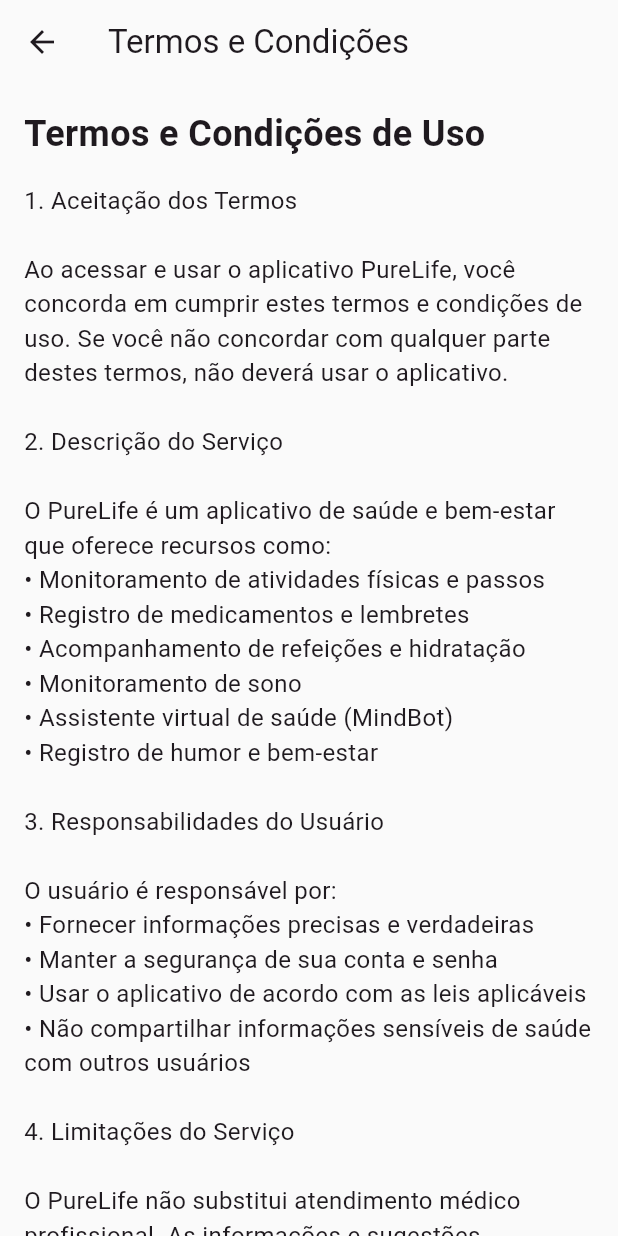
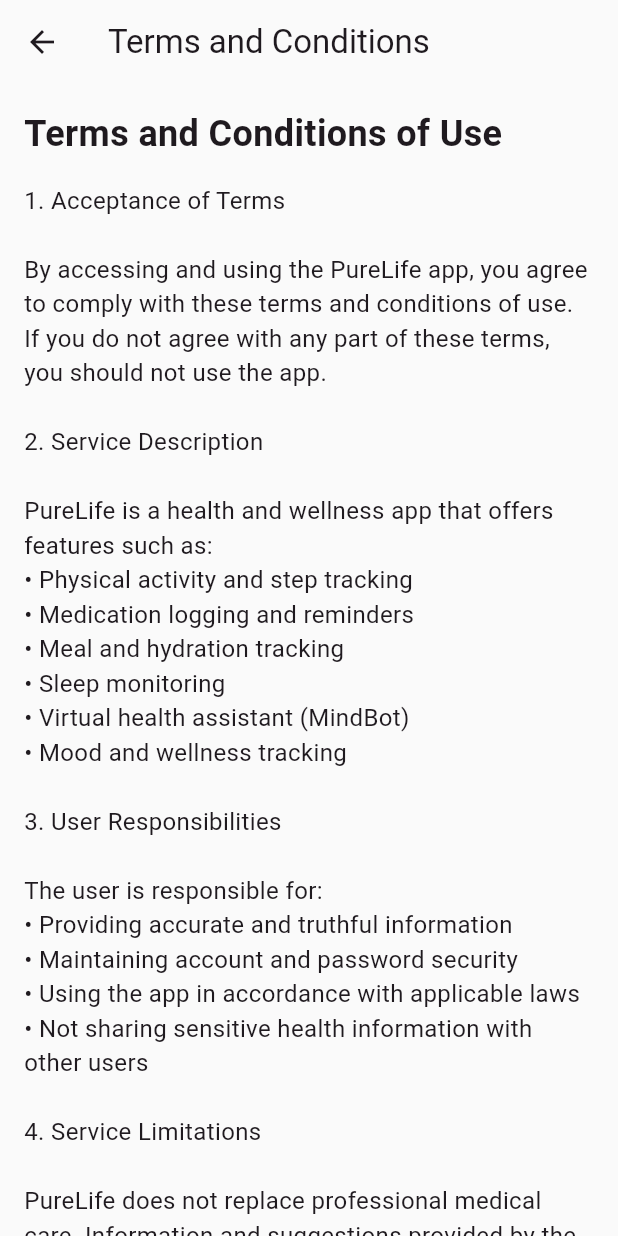
Before and after one commit to jalousie1/pure, a Flutter app: the screen it shows after launch, after a tap on "Ao continuar você concorda com nossos te", on a phone screen of 412 x 824 dp. Run offline on Flutter 3.47's test engine with Material 3 defaults, Android fonts, the phone set to English and light mode, and no system bars; our stand-ins replace cloud_firestore, firebase_auth, firebase_core, flutter_dotenv, pedometer, permission_handler; accounts and stored records are empty; generated files the repository leaves out were written again.

Commit message:
fixed language
fix lang

```diff
--- a/lib/pages/home_page.dart
+++ b/lib/pages/home_page.dart
@@ -29,21 +29,21 @@
   String _currentDate = DateTime.now().toIso8601String().split('T')[0];
 
   final List<String> _healthTips = [
-    'Beba pelo menos 8 copos de água por dia para manter-se hidratado.',
-    'Pratique 30 minutos de atividade física moderada diariamente.',
-    'Mantenha uma rotina regular de sono de 7-8 horas por noite.',
-    'Inclua frutas e vegetais em todas as refeições principais.',
-    'Faça pausas regulares durante o trabalho para alongar-se.',
-    'Pratique técnicas de respiração para reduzir o estresse.',
-    'Mantenha uma postura adequada ao usar dispositivos eletrônicos.',
-    'Coma devagar e mastigue bem os alimentos.',
-    'Estabeleça limites saudáveis entre trabalho e descanso.',
-    'Proteja sua pele usando protetor solar diariamente.',
-    'Pratique mindfulness por alguns minutos todos os dias.',
-    'Mantenha um diário de gratidão para bem-estar mental.',
-    'Faça exercícios de alongamento ao acordar.',
-    'Evite usar eletrônicos uma hora antes de dormir.',
-    'Mantenha uma alimentação colorida e variada.',
+    'Drink at least 8 glasses of water a day to stay hydrated.',
+    'Practice 30 minutes of moderate physical activity daily.',
+    'Maintain a regular sleep routine of 7-8 hours per night.',
+    'Include fruits and vegetables in all main meals.',
+    'Take regular breaks during work to stretch.',
+    'Practice breathing techniques to reduce stress.',
+    'Maintain proper posture when using electronic devices.',
+    'Eat slowly and chew food well.',
+    'Establish healthy boundaries between work and rest.',
+    'Protect your skin by using sunscreen daily.',
+    'Practice mindfulness for a few minutes every day.',
+    'Keep a gratitude journal for mental well-being.',
+    'Do stretching exercises when you wake up.',
+    'Avoid using electronics one hour before bed.',
+    'Maintain a colorful and varied diet.',
   ];
 
   final Map<String, Map<String, dynamic>> _moods = {
@@ -753,7 +753,7 @@
                     ),
                     const SizedBox(width: 8),
                     Text(
-                      'Dica do Dia',
+                      'Daily Tip',
                       style: TextStyle(
                         fontSize: 16,
                         fontWeight: FontWeight.w500,
--- a/lib/pages/meals_page.dart
+++ b/lib/pages/meals_page.dart
@@ -16,10 +16,10 @@
   bool _isLoading = true;
 
   final List<Map<String, dynamic>> _mealTypes = [
-    {'type': 'Café da Manhã', 'icon': Icons.breakfast_dining},
-    {'type': 'Almoço', 'icon': Icons.lunch_dining},
-    {'type': 'Lanche da Tarde', 'icon': Icons.coffee},
-    {'type': 'Jantar', 'icon': Icons.dinner_dining},
+    {'type': 'Breakfast', 'icon': Icons.breakfast_dining},
+    {'type': 'Lunch', 'icon': Icons.lunch_dining},
+    {'type': 'Snack', 'icon': Icons.coffee},
+    {'type': 'Dinner', 'icon': Icons.dinner_dining},
   ];
 
   late AnimationController _animationController;
@@ -112,7 +112,7 @@
     return StatefulBuilder(
       builder: (context, setState) {
         return AlertDialog(
-          title: Text(meal == null ? 'Adicionar Refeição' : 'Editar Refeição'),
+          title: Text(meal == null ? 'Add Meal' : 'Edit Meal'),
           content: SingleChildScrollView(
             child: Column(
               mainAxisSize: MainAxisSize.min,
@@ -121,7 +121,7 @@
                 DropdownButtonFormField<String>(
                   value: selectedType,
                   decoration: const InputDecoration(
-                    labelText: 'Tipo de Refeição',
+                    labelText: 'Meal Type',
                     border: OutlineInputBorder(),
                   ),
                   items: _mealTypes.map<DropdownMenuItem<String>>((type) {
@@ -149,7 +149,7 @@
                 TextField(
                   controller: descriptionController,
                   decoration: const InputDecoration(
-                    labelText: 'Descrição',
+                    labelText: 'Description',
                     border: OutlineInputBorder(),
                   ),
                   maxLines: null,
@@ -159,7 +159,7 @@
                 TextField(
                   controller: caloriesController,
                   decoration: const InputDecoration(
-                    labelText: 'Calorias',
+                    labelText: 'Calories',
                     border: OutlineInputBorder(),
                   ),
                   keyboardType: TextInputType.number,
@@ -170,7 +170,7 @@
           actions: [
             TextButton(
               onPressed: () => Navigator.pop(context),
-              child: const Text('Cancelar'),
+              child: const Text('Cancel'),
             ),
             FilledButton(
               onPressed: () async {
@@ -192,7 +192,7 @@
                 await _saveMeals();
                 if (mounted) Navigator.pop(context);
               },
-              child: const Text('Salvar'),
+              child: const Text('Save'),
             ),
           ],
         );
@@ -227,7 +227,7 @@
         child: Column(
           children: [
             Text(
-              'Resumo de Refeições',
+              'Meals Summary',
               style: TextStyle(
                 fontSize: 16,
                 fontWeight: FontWeight.w500,
@@ -240,17 +240,17 @@
               children: [
                 _buildSummaryItem(
                   icon: Icons.restaurant,
-                  label: 'Total Refeições',
+                  label: 'Total Meals',
                   value: mealCount.toString(),
                 ),
                 _buildSummaryItem(
                   icon: Icons.local_fire_department,
-                  label: 'Total Calorias',
+                  label: 'Total Calories',
                   value: '$totalCalories kcal',
                 ),
                 _buildSummaryItem(
                   icon: Icons.analytics,
-                  label: 'Média/Refeição',
+                  label: 'Average/Meal',
                   value: '${avgCalories.toStringAsFixed(0)} kcal',
                 ),
               ],
@@ -296,7 +296,7 @@
   Widget build(BuildContext context) {
     return Scaffold(
       appBar: AppBar(
-        title: const Text('Refeições'),
+        title: const Text('Meals'),
         centerTitle: true,
         elevation: 0,
       ),
@@ -313,7 +313,7 @@
                   if (_meals.isEmpty)
                     Center(
                       child: Text(
-                        'Nenhuma refeição registrada',
+                        'No meals registered',
                         style: TextStyle(
                           color: Theme.of(context).colorScheme.onSurfaceVariant,
                         ),
@@ -343,7 +343,7 @@
       floatingActionButton: FloatingActionButton.extended(
         onPressed: _addMeal,
         icon: const Icon(Icons.add),
-        label: const Text('Nova refeição'),
+        label: const Text('New meal'),
       ),
     );
   }
@@ -383,11 +383,11 @@
                     itemBuilder: (context) => [
                       const PopupMenuItem(
                         value: 'edit',
-                        child: Text('Editar'),
+                        child: Text('Edit'),
                       ),
                       const PopupMenuItem(
                         value: 'delete',
-                        child: Text('Excluir'),
+                        child: Text('Delete'),
                       ),
                     ],
                     onSelected: (value) async {
--- a/lib/pages/sleep_page.dart
+++ b/lib/pages/sleep_page.dart
@@ -84,7 +84,7 @@
       }
     } catch (e) {
       ScaffoldMessenger.of(context).showSnackBar(
-        const SnackBar(content: Text('Falha ao carregar dados de sono')),
+        const SnackBar(content: Text('Failed to load sleep data')),
       );
     } finally {
       setState(() => _isLoading = false);
@@ -106,7 +106,7 @@
       });
     } catch (e) {
       ScaffoldMessenger.of(context).showSnackBar(
-        const SnackBar(content: Text('Falha ao salvar dados de sono')),
+        const SnackBar(content: Text('Failed to save sleep data')),
       );
     }
   }
@@ -132,7 +132,7 @@
     return StatefulBuilder(
       builder: (context, setState) {
         return AlertDialog(
-          title: Text(record == null ? 'Adicionar Registro de Sono' : 'Editar Registro de Sono'),
+          title: Text(record == null ? 'Add Sleep Record' : 'Edit Sleep Record'),
           content: SingleChildScrollView(
             child: Column(
               mainAxisSize: MainAxisSize.min,
@@ -144,7 +144,7 @@
                 // Seletor de Hora de Dormir
                 _buildTimeSelector(
                   context: context,
-                  title: 'Hora de dormir',
+                  title: 'Bedtime',
                   icon: Icons.bedtime,
                   time: dialogState.bedtime,
                   onTimeSelected: (time) {
@@ -156,7 +156,7 @@
                 // Seletor de Hora de Acordar
                 _buildTimeSelector(
                   context: context,
-                  title: 'Hora de acordar',
+                  title: 'Wake up time',
                   icon: Icons.alarm,
                   time: dialogState.wakeupTime,
                   onTimeSelected: (time) {
@@ -173,11 +173,11 @@
           actions: [
             TextButton(
               onPressed: () => Navigator.pop(context),
-              child: const Text('Cancelar'),
+              child: const Text('Cancel'),
             ),
             FilledButton(
               onPressed: () => _saveSleepRecord(context, dialogState, record),
-              child: const Text('Salvar'),
+              child: const Text('Save'),
             ),
           ],
         );
@@ -209,7 +209,7 @@
                 crossAxisAlignment: CrossAxisAlignment.start,
                 children: [
                   const Text(
-                    'Data',
+                    'Date',
                     style: TextStyle(fontSize: 12, color: Colors.grey),
                   ),
                   Text(
@@ -288,7 +288,7 @@
             crossAxisAlignment: CrossAxisAlignment.start,
             children: [
               Text(
-                'Duração do sono',
+                'Sleep duration',
                 style: TextStyle(
                   fontSize: 12,
                   color: Theme.of(context).colorScheme.onPrimaryContainer,
@@ -409,7 +409,7 @@
                 mainAxisAlignment: MainAxisAlignment.center,
                 children: [
                   Text(
-                    'Objetivo de Sono',
+                    'Sleep Goal',
                     style: TextStyle(
                       fontSize: 16,
                       fontWeight: FontWeight.w500,
@@ -459,7 +459,7 @@
                               ),
                             ),
                             Text(
-                              'de ${(_sleepGoalInMinutes ~/ 60)}h',
+                              'of ${(_sleepGoalInMinutes ~/ 60)}h',
                               style: TextStyle(
                                 fontSize: 14,
                                 color: Theme.of(context).colorScheme.onSurfaceVariant,
@@ -467,14 +467,14 @@
                             ),
                           ] else ...[
                             Text(
-                              'Sem registros',
+                              'No records',
                               style: TextStyle(
                                 fontSize: 16,
                                 color: Theme.of(context).colorScheme.onSurfaceVariant,
                               ),
                             ),
                             Text(
-                              'Meta: ${(_sleepGoalInMinutes ~/ 60)}h',
+                              'Goal: ${(_sleepGoalInMinutes ~/ 60)}h',
                               style: TextStyle(
                                 fontSize: 14,
                                 color: Theme.of(context).colorScheme.onSurfaceVariant,
@@ -553,7 +553,7 @@
                       child: _buildTimeInfo(
                         context,
                         Icons.bedtime_outlined,
-                        'Dormiu',
+                        'Slept',
                         TimeOfDay.fromDateTime(record.bedtime).format(context),
                       ),
                     ),
@@ -561,7 +561,7 @@
                       child: _buildTimeInfo(
                         context,
                         Icons.wb_sunny_outlined,
-                        'Acordou',
+                        'Woke up',
                         TimeOfDay.fromDateTime(record.wakeupTime).format(context),
                       ),
                     ),
@@ -569,7 +569,7 @@
                       child: _buildTimeInfo(
                         context,
                         Icons.timer_outlined,
-                        'Duração',
+                        'Duration',
                         duration,
                       ),
                     ),
@@ -618,7 +618,7 @@
     bool? result = await showDialog<bool>(
       context: context,
       builder: (context) => AlertDialog(
-        title: const Text('Definir Objetivo de Sono'),
+        title: const Text('Set Sleep Goal'),
         content: Column(
           mainAxisSize: MainAxisSize.min,
           children: [
@@ -626,9 +626,9 @@
               controller: controller,
               keyboardType: TextInputType.number,
               decoration: const InputDecoration(
-                labelText: 'Horas de sono',
-                helperText: 'Entre 4 e 12 horas',
-                suffixText: 'horas',
+                labelText: 'Sleep hours',
+                helperText: 'Between 4 and 12 hours',
+                suffixText: 'hours',
                 border: OutlineInputBorder(),
               ),
               autofocus: true,
@@ -638,7 +638,7 @@
             ),
             const SizedBox(height: 8),
             Text(
-              'Atual: ${(_sleepGoalInMinutes ~/ 60)}h',
+              'Current: ${(_sleepGoalInMinutes ~/ 60)}h',
               style: Theme.of(context).textTheme.bodySmall,
             ),
           ],
@@ -646,11 +646,11 @@
         actions: [
           TextButton(
             onPressed: () => Navigator.pop(context, false),
-            child: const Text('Cancelar'),
+            child: const Text('Cancel'),
           ),
           FilledButton(
             onPressed: () => _validateAndSaveGoal(controller.text, context),
-            child: const Text('Salvar'),
+            child: const Text('Save'),
           ),
         ],
       ),
@@ -659,7 +659,7 @@
     if (result == true) {
       ScaffoldMessenger.of(context).showSnackBar(
         const SnackBar(
-          content: Text('Objetivo de sono atualizado com sucesso!'),
+          content: Text('Sleep goal updated successfully!'),
           behavior: SnackBarBehavior.floating,
         ),
       );
@@ -670,12 +670,12 @@
     final hours = int.tryParse(value);
 
     if (hours == null) {
-      _showGoalError('Por favor, insira um número válido');
+      _showGoalError('Please enter a valid number');
       return;
     }
 
     if (hours < 4 || hours > 12) {
-      _showGoalError('O objetivo deve estar entre 4 e 12 horas');
+      _showGoalError('Goal must be between 4 and 12 hours');
       return;
     }
 
@@ -688,7 +688,7 @@
       await _saveSleepData();
       if (mounted) Navigator.pop(context, true);
     } catch (e) {
-      _showGoalError('Erro ao salvar o objetivo');
+      _showGoalError('Error saving goal');
     }
   }
 
@@ -742,7 +742,7 @@
               children: [
                 Expanded(
                   child: _buildAnalyticItem(
-                    'Média Geral',
+                    'Overall Average',
                     '${(avgSleep ~/ 60)}h ${(avgSleep % 60).toInt()}m',
                     Icons.analytics_outlined,
                   ),
@@ -750,7 +750,7 @@
                 const SizedBox(width: 16),
                 Expanded(
                   child: _buildAnalyticItem(
-                    'Último Registro',
+                    'Latest Record',
                     recentRecord != null
                         ? '${(recentRecord.durationInMinutes ~/ 60)}h ${(recentRecord.durationInMinutes % 60)}m'
                         : '-',
@@ -844,7 +844,7 @@
                   if (_sleepRecords.isEmpty)
                     Center(
                       child: Text(
-                        'Nenhum registro de sono ainda',
+                        'No sleep records yet',
                         style: TextStyle(
                           color: Theme.of(context).colorScheme.onSurfaceVariant,
                         ),
@@ -858,7 +858,7 @@
       floatingActionButton: FloatingActionButton.extended(
         onPressed: _addSleepRecord,
         icon: const Icon(Icons.add),
-        label: const Text('Novo registro'),
+        label: const Text('New record'),
       ),
     );
   }
--- a/lib/pages/terms_page.dart
+++ b/lib/pages/terms_page.dart
@@ -7,7 +7,7 @@
   Widget build(BuildContext context) {
     return Scaffold(
       appBar: AppBar(
-        title: const Text('Termos e Condições'),
+        title: const Text('Terms and Conditions'),
       ),
       body: SingleChildScrollView(
         padding: const EdgeInsets.all(16),
@@ -15,7 +15,7 @@
           crossAxisAlignment: CrossAxisAlignment.start,
           children: const [
             Text(
-              'Termos e Condições de Uso',
+              'Terms and Conditions of Use',
               style: TextStyle(
                 fontSize: 24,
                 fontWeight: FontWeight.bold,
@@ -23,57 +23,57 @@
             ),
             SizedBox(height: 16),
             Text(
-              '1. Aceitação dos Termos\n\n'
-              'Ao acessar e usar o aplicativo PureLife, você concorda em cumprir estes termos e condições de uso. Se você não concordar com qualquer parte destes termos, não deverá usar o aplicativo.\n\n'
+              '1. Acceptance of Terms\n\n'
+              'By accessing and using the PureLife app, you agree to comply with these terms and conditions of use. If you do not agree with any part of these terms, you should not use the app.\n\n'
 
-              '2. Descrição do Serviço\n\n'
-              'O PureLife é um aplicativo de saúde e bem-estar que oferece recursos como:\n'
-              '• Monitoramento de atividades físicas e passos\n'
-              '• Registro de medicamentos e lembretes\n'
-              '• Acompanhamento de refeições e hidratação\n'
-              '• Monitoramento de sono\n'
-              '• Assistente virtual de saúde (MindBot)\n'
-              '• Registro de humor e bem-estar\n\n'
+              '2. Service Description\n\n'
+              'PureLife is a health and wellness app that offers features such as:\n'
+              '• Physical activity and step tracking\n'
+              '• Medication logging and reminders\n'
+              '• Meal and hydration tracking\n'
+              '• Sleep monitoring\n'
+              '• Virtual health assistant (MindBot)\n'
+              '• Mood and wellness tracking\n\n'
 
-              '3. Responsabilidades do Usuário\n\n'
-              'O usuário é responsável por:\n'
-              '• Fornecer informações precisas e verdadeiras\n'
-              '• Manter a segurança de sua conta e senha\n'
-              '• Usar o aplicativo de acordo com as leis aplicáveis\n'
-              '• Não compartilhar informações sensíveis de saúde com outros usuários\n\n'
+              '3. User Responsibilities\n\n'
+              'The user is responsible for:\n'
+              '• Providing accurate and truthful information\n'
+              '• Maintaining account and password security\n'
+              '• Using the app in accordance with applicable laws\n'
+              '• Not sharing sensitive health information with other users\n\n'
 
-              '4. Limitações do Serviço\n\n'
-              'O PureLife não substitui atendimento médico profissional. As informações e sugestões fornecidas pelo aplicativo, incluindo o MindBot, são apenas para fins informativos e de bem-estar geral.\n\n'
+              '4. Service Limitations\n\n'
+              'PureLife does not replace professional medical care. Information and suggestions provided by the app, including MindBot, are for informational and general wellness purposes only.\n\n'
 
-              '5. Privacidade e Dados\n\n'
-              'Coletamos e processamos dados como:\n'
-              '• Informações de perfil (nome, idade, CEP)\n'
-              '• Dados de atividade física e passos\n'
-              '• Registros de medicamentos e refeições\n'
-              '• Informações de humor e bem-estar\n'
-              '• Interações com o MindBot\n\n'
-              'Seus dados são protegidos e tratados de acordo com nossa Política de Privacidade e leis de proteção de dados aplicáveis.\n\n'
+              '5. Privacy and Data\n\n'
+              'We collect and process data such as:\n'
+              '• Profile information (name, age, ZIP code)\n'
+              '• Physical activity and step data\n'
+              '• Medication and meal records\n'
+              '• Mood and wellness information\n'
+              '• MindBot interactions\n\n'
+              'Your data is protected and processed according to our Privacy Policy and applicable data protection laws.\n\n'
 
-              '6. Permissões do Dispositivo\n\n'
-              'O aplicativo requer acesso a:\n'
-              '• Sensores de atividade física\n'
-              '• Armazenamento para salvar dados locais\n'
-              '• Internet para sincronização e funcionamento do MindBot\n\n'
+              '6. Device Permissions\n\n'
+              'The app requires access to:\n'
+              '• Physical activity sensors\n'
+              '• Storage for local data\n'
+              '• Internet for synchronization and MindBot functionality\n\n'
 
-              '7. Segurança\n\n'
-              'Utilizamos tecnologias de segurança para proteger seus dados, incluindo:\n'
-              '• Autenticação segura via Firebase\n'
-              '• Criptografia de dados sensíveis\n'
-              '• Controle de acesso aos dados\n\n'
+              '7. Security\n\n'
+              'We use security technologies to protect your data, including:\n'
+              '• Secure authentication via Firebase\n'
+              '• Encryption of sensitive data\n'
+              '• Data access control\n\n'
 
-              '8. Alterações nos Termos\n\n'
-              'Reservamo-nos o direito de modificar estes termos a qualquer momento. Alterações significativas serão notificadas através do aplicativo.\n\n'
+              '8. Changes to Terms\n\n'
+              'We reserve the right to modify these terms at any time. Significant changes will be notified through the app.\n\n'
 
-              '9. Contato\n\n'
-              'Para questões sobre estes termos ou sobre o aplicativo, entre em contato através do MindBot ou nossos canais de suporte.\n\n'
+              '9. Contact\n\n'
+              'For questions about these terms or the app, contact us through MindBot or our support channels.\n\n'
 
-              '10. Encerramento\n\n'
-              'Reservamo-nos o direito de encerrar o acesso ao aplicativo em caso de violação destes termos ou uso inadequado do serviço.',
+              '10. Termination\n\n'
+              'We reserve the right to terminate access to the app in case of violation of these terms or inappropriate use of the service.',
               style: TextStyle(fontSize: 16),
             ),
           ],
--- a/lib/pages/workouts_page.dart
+++ b/lib/pages/workouts_page.dart
@@ -16,12 +16,12 @@
   bool _isLoading = true;
 
   final List<Map<String, dynamic>> _workoutTypes = [
-    {'name': 'Corrida', 'icon': Icons.directions_run},
-    {'name': 'Musculação', 'icon': Icons.fitness_center},
+    {'name': 'Running', 'icon': Icons.directions_run},
+    {'name': 'Weight Training', 'icon': Icons.fitness_center},
     {'name': 'Yoga', 'icon': Icons.self_improvement},
-    {'name': 'Natação', 'icon': Icons.pool},
-    {'name': 'Ciclismo', 'icon': Icons.directions_bike},
-    {'name': 'Caminhada', 'icon': Icons.directions_walk},
+    {'name': 'Swimming', 'icon': Icons.pool},
+    {'name': 'Cycling', 'icon': Icons.directions_bike},
+    {'name': 'Walking', 'icon': Icons.directions_walk},
   ];
 
   @override
```
Also changed, not shown: lib/pages/medicines_page.dart (+20 -20 lines).
